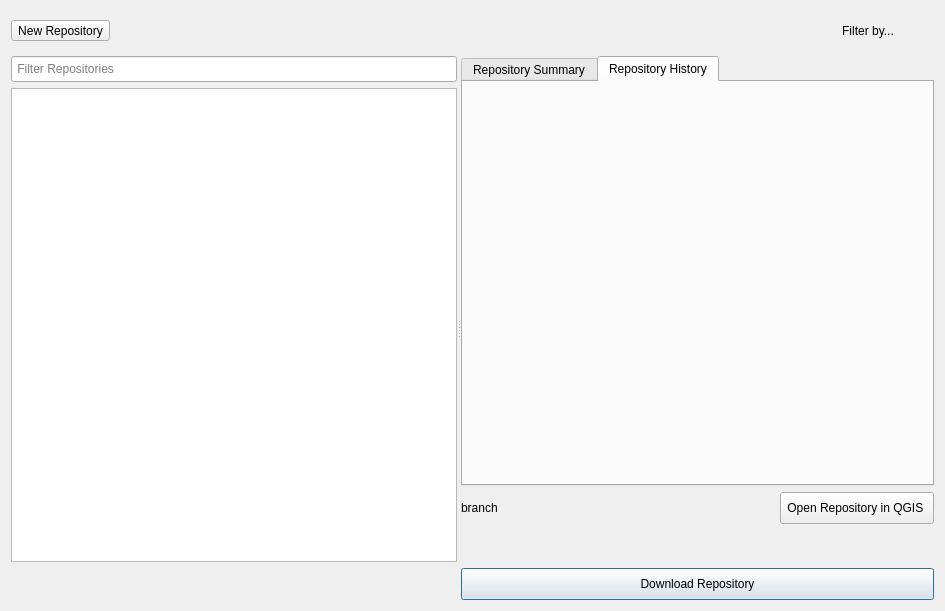
Qt form src/geogig/ui/navigatordialog.ui (planetfederal/qgis-geogig-plugin) before a commit.
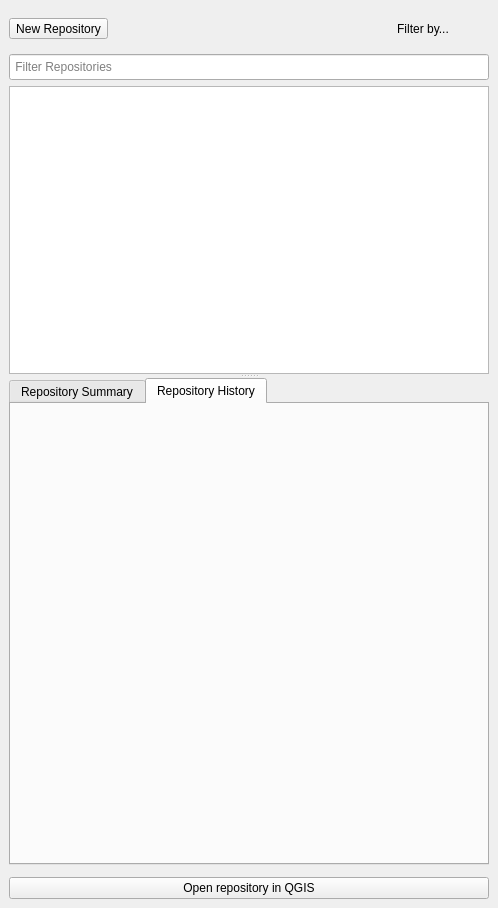
The same form after that commit. The open tabs and pages were chosen to show the change. Icons and pictures are not drawn.

Commit message: navigator dialog now is dockable

Patch:
```diff
--- a/src/geogig/ui/navigatordialog.ui
+++ b/src/geogig/ui/navigatordialog.ui
@@ -1,21 +1,34 @@
 <?xml version="1.0" encoding="UTF-8"?>
 <ui version="4.0">
- <class>NavigatorDialog</class>
- <widget class="QDialog" name="NavigatorDialog">
+ <class>DockWidget</class>
+ <widget class="QDockWidget" name="DockWidget">
   <property name="geometry">
    <rect>
     <x>0</x>
     <y>0</y>
-    <width>945</width>
-    <height>611</height>
+    <width>498</width>
+    <height>908</height>
    </rect>
   </property>
+  <property name="floating">
+   <bool>false</bool>
+  </property>
+  <property name="features">
+   <set>QDockWidget::DockWidgetClosable|QDockWidget::DockWidgetMovable</set>
+  </property>
+  <property name="allowedAreas">
+   <set>Qt::LeftDockWidgetArea|Qt::RightDockWidgetArea</set>
+  </property>
   <property name="windowTitle">
    <string>GeoGig Navigator</string>
   </property>
-  <layout class="QVBoxLayout" name="verticalLayout_7">
+  <widget class="QWidget" name="dockWidgetContents">
+   <layout class="QVBoxLayout" name="verticalLayout_4">
    <item>
     <layout class="QHBoxLayout" name="horizontalLayout">
+      <property name="sizeConstraint">
+       <enum>QLayout::SetMaximumSize</enum>
+      </property>
      <item>
       <widget class="QToolButton" name="newVersioRepoButton">
        <property name="maximumSize">
@@ -118,7 +131,7 @@
    <item>
     <widget class="QSplitter" name="splitter">
      <property name="orientation">
-      <enum>Qt::Horizontal</enum>
+       <enum>Qt::Vertical</enum>
      </property>
      <widget class="QWidget" name="layoutWidget">
       <layout class="QVBoxLayout" name="verticalLayout_5">
@@ -183,7 +196,7 @@
             <property name="minimumSize">
              <size>
               <width>0</width>
-              <height>0</height>
+               <height>250</height>
              </size>
             </property>
             <property name="maximumSize">
@@ -228,36 +241,11 @@
          </layout>
         </widget>
        </item>
-       <item>
-        <widget class="QWidget" name="statusWidget" native="true">
-         <property name="sizePolicy">
-          <sizepolicy hsizetype="Preferred" vsizetype="Fixed">
-           <horstretch>0</horstretch>
-           <verstretch>0</verstretch>
-          </sizepolicy>
-         </property>
-         <property name="minimumSize">
-          <size>
-           <width>0</width>
-           <height>32</height>
-          </size>
-         </property>
-         <property name="maximumSize">
-          <size>
-           <width>10000</width>
-           <height>32</height>
-          </size>
-         </property>
-        </widget>
-       </item>
-      </layout>
-     </widget>
-     <widget class="QWidget" name="layoutWidget">
-      <layout class="QVBoxLayout" name="verticalLayout_4">
-       <item>
+       </layout>
+      </widget>
         <widget class="QTabWidget" name="tabWidget">
          <property name="sizePolicy">
-          <sizepolicy hsizetype="MinimumExpanding" vsizetype="MinimumExpanding">
+        <sizepolicy hsizetype="MinimumExpanding" vsizetype="Expanding">
            <horstretch>0</horstretch>
            <verstretch>0</verstretch>
           </sizepolicy>
@@ -344,7 +332,7 @@
               <item>
                <widget class="QWidget" name="versionsWidget" native="true">
                 <property name="sizePolicy">
-                 <sizepolicy hsizetype="MinimumExpanding" vsizetype="Preferred">
+               <sizepolicy hsizetype="MinimumExpanding" vsizetype="Expanding">
                   <horstretch>0</horstretch>
                   <verstretch>0</verstretch>
                  </sizepolicy>
@@ -369,179 +357,24 @@
           </layout>
          </widget>
         </widget>
-       </item>
-       <item>
-        <widget class="QWidget" name="repoWidget" native="true">
-         <property name="sizePolicy">
-          <sizepolicy hsizetype="Preferred" vsizetype="Fixed">
-           <horstretch>0</horstretch>
-           <verstretch>0</verstretch>
-          </sizepolicy>
-         </property>
-         <property name="minimumSize">
-          <size>
-           <width>0</width>
-           <height>32</height>
-          </size>
-         </property>
-         <property name="maximumSize">
-          <size>
-           <width>10000</width>
-           <height>32</height>
-          </size>
-         </property>
-         <layout class="QHBoxLayout" name="horizontalLayout_8">
-          <property name="margin">
-           <number>0</number>
-          </property>
-          <item>
-           <widget class="QLabel" name="branchLabel">
-            <property name="text">
-             <string>branch</string>
-            </property>
            </widget>
           </item>
           <item>
-           <spacer name="horizontalSpacer_5">
-            <property name="orientation">
-             <enum>Qt::Horizontal</enum>
-            </property>
-            <property name="sizeHint" stdset="0">
-             <size>
-              <width>40</width>
-              <height>20</height>
-             </size>
-            </property>
-           </spacer>
+     <widget class="QWidget" name="repoWidget" native="true"/>
           </item>
           <item>
-           <widget class="QToolButton" name="openButton">
-            <property name="sizePolicy">
-             <sizepolicy hsizetype="Preferred" vsizetype="Preferred">
-              <horstretch>0</horstretch>
-              <verstretch>0</verstretch>
-             </sizepolicy>
-            </property>
-            <property name="minimumSize">
-             <size>
-              <width>32</width>
-              <height>0</height>
-             </size>
-            </property>
-            <property name="maximumSize">
-             <size>
-              <width>16777215</width>
-              <height>1000</height>
-             </size>
-            </property>
+     <widget class="QPushButton" name="openButton">
             <property name="text">
-             <string>Open Repository in QGIS </string>
+       <string>Open repository in QGIS</string>
             </property>
             <property name="icon">
              <iconset resource="resources/geogigclient_resources.qrc">
               <normaloff>:/icon/open-repo.png</normaloff>:/icon/open-repo.png</iconset>
             </property>
-            <property name="iconSize">
-             <size>
-              <width>16</width>
-              <height>16</height>
-             </size>
-            </property>
-            <property name="toolButtonStyle">
-             <enum>Qt::ToolButtonTextBesideIcon</enum>
-            </property>
-            <property name="autoRaise">
-             <bool>false</bool>
-            </property>
            </widget>
           </item>
          </layout>
         </widget>
-       </item>
-       <item>
-        <widget class="QWidget" name="placeholderWidget" native="true">
-         <property name="sizePolicy">
-          <sizepolicy hsizetype="Preferred" vsizetype="Fixed">
-           <horstretch>0</horstretch>
-           <verstretch>0</verstretch>
-          </sizepolicy>
-         </property>
-         <property name="minimumSize">
-          <size>
-           <width>0</width>
-           <height>32</height>
-          </size>
-         </property>
-         <property name="maximumSize">
-          <size>
-           <width>16777215</width>
-           <height>32</height>
-          </size>
-         </property>
-         <layout class="QHBoxLayout" name="horizontalLayout_5" stretch="0">
-          <property name="spacing">
-           <number>6</number>
-          </property>
-          <property name="margin">
-           <number>0</number>
-          </property>
-          <item>
-           <spacer name="horizontalSpacer_4">
-            <property name="orientation">
-             <enum>Qt::Horizontal</enum>
-            </property>
-            <property name="sizeHint" stdset="0">
-             <size>
-              <width>40</width>
-              <height>20</height>
-             </size>
-            </property>
-           </spacer>
-          </item>
-         </layout>
-        </widget>
-       </item>
-       <item>
-        <layout class="QHBoxLayout" name="horizontalLayout_7">
-         <item>
-          <widget class="QPushButton" name="downloadButton">
-           <property name="sizePolicy">
-            <sizepolicy hsizetype="MinimumExpanding" vsizetype="Fixed">
-             <horstretch>0</horstretch>
-             <verstretch>0</verstretch>
-            </sizepolicy>
-           </property>
-           <property name="minimumSize">
-            <size>
-             <width>0</width>
-             <height>32</height>
-            </size>
-           </property>
-           <property name="maximumSize">
-            <size>
-             <width>16777215</width>
-             <height>32</height>
-            </size>
-           </property>
-           <property name="text">
-            <string>Download Repository</string>
-           </property>
-           <property name="icon">
-            <iconset resource="resources/geogigclient_resources.qrc">
-             <normaloff>:/icon/download-repo.png</normaloff>:/icon/download-repo.png</iconset>
-           </property>
-           <property name="flat">
-            <bool>false</bool>
-           </property>
-          </widget>
-         </item>
-        </layout>
-       </item>
-      </layout>
-     </widget>
-    </widget>
-   </item>
-  </layout>
  </widget>
  <resources>
   <include location="resources/geogigclient_resources.qrc"/>
```
Left out of the diff: 5 changed lines with no effect on the pictures. Lines whose indentation alone changed are shown as unchanged. The commit also changes 5 other files.
